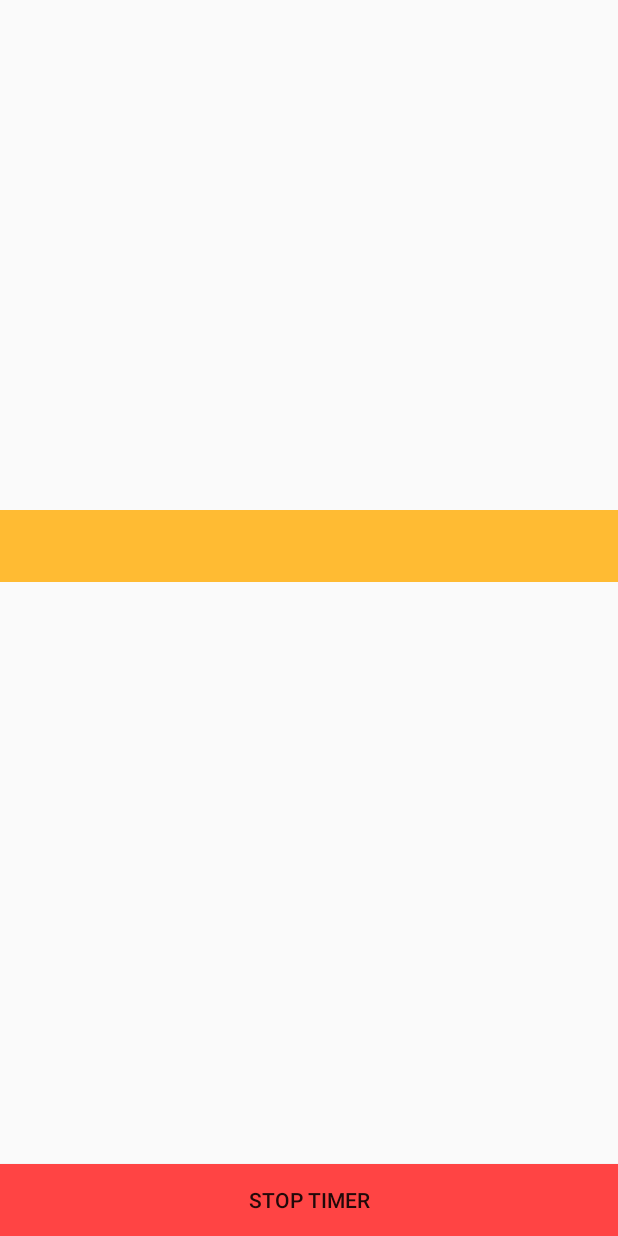
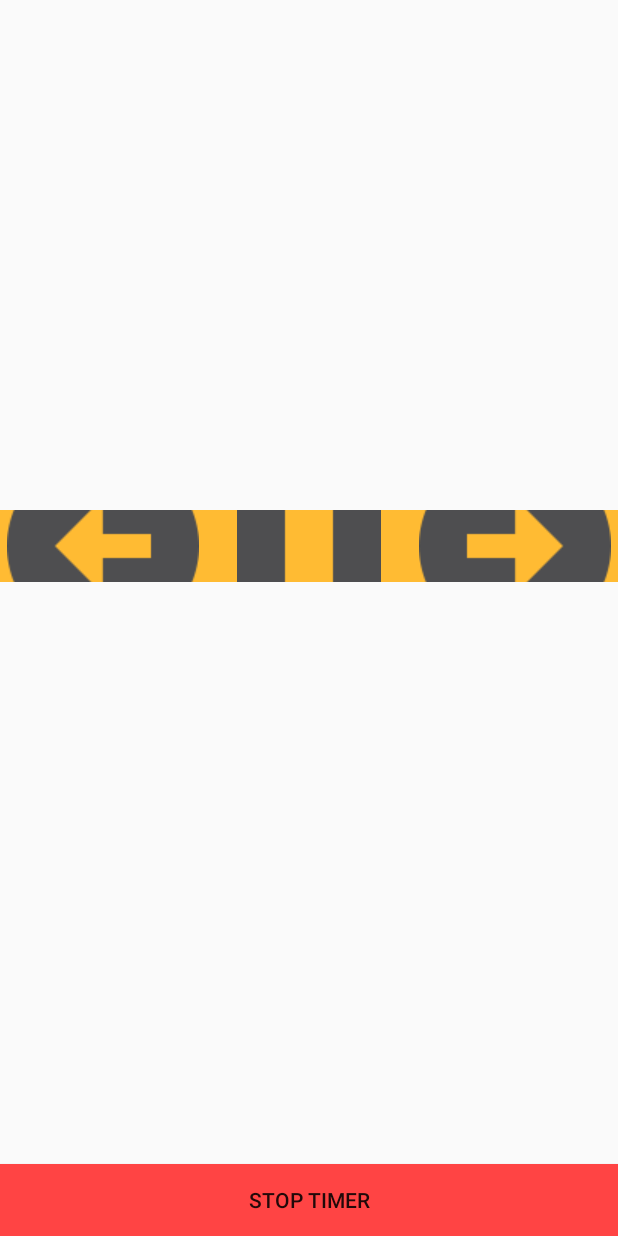
Before and after one commit to ZireJP/TimedLists, an Android app: the ListActivity screen opened directly, with no data from a screen before it, after a tap on "RUN", on a phone screen of 412 x 824 dp. Run offline under Robolectric (Android 15) with nearby library versions, the phone set to English and light mode, and no system bars; 13 statements that could not run were skipped.

Commit message:
added icons

```diff
--- a/app/src/main/java/mytimer/julianpeters/xyz/timedlists/MainActivity.java
+++ b/app/src/main/java/mytimer/julianpeters/xyz/timedlists/MainActivity.java
@@ -8,6 +8,8 @@ import android.content.CursorLoader;
 import android.content.Loader;
 import android.database.Cursor;
 import android.os.Bundle;
+import android.support.v7.widget.RecyclerView;
+import android.support.v7.widget.helper.ItemTouchHelper;
 import android.util.Log;
 import android.view.LayoutInflater;
 import android.view.View;
@@ -36,6 +38,19 @@ public class MainActivity extends ListActivity implements LoaderManager.LoaderCa
         super.onCreate(savedInstanceState);
         overridePendingTransition(R.anim.list_switch_in, R.anim.list_switch_out);
         setContentView(R.layout.activity_main);
+        ItemTouchHelper.SimpleCallback simpleCallback = new ItemTouchHelper.SimpleCallback(0, ItemTouchHelper.LEFT | ItemTouchHelper.RIGHT) {
+            @Override
+            public boolean onMove(RecyclerView recyclerView, RecyclerView.ViewHolder viewHolder, RecyclerView.ViewHolder target) {
+                return false;
+            }
+
+            @Override
+            public void onSwiped(RecyclerView.ViewHolder viewHolder, int direction) {
+
+            }
+        };
+        ItemTouchHelper iTouch = new ItemTouchHelper(simpleCallback);
+        //iTouch.attachToRecyclerView();
         adapter = adapter();
         setListAdapter(adapter);
         name = (TextView) findViewById(R.id.item_name);
--- a/app/src/main/java/mytimer/julianpeters/xyz/timedlists/RunPopUp.java
+++ b/app/src/main/java/mytimer/julianpeters/xyz/timedlists/RunPopUp.java
@@ -20,6 +20,7 @@ import android.view.View;
 import android.view.ViewGroup;
 import android.view.animation.DecelerateInterpolator;
 import android.widget.Button;
+import android.widget.ImageButton;
 import android.widget.LinearLayout;
 import android.widget.ListView;
 import android.widget.ProgressBar;
@@ -48,6 +49,7 @@ public class RunPopUp extends Activity {
     int size;
     CountDownTimer cd;
     ObjectAnimator animation;
+    ImageButton pauseButton;
 
     @Override
     protected void onCreate(@Nullable Bundle savedInstanceState) {
@@ -57,6 +59,7 @@ public class RunPopUp extends Activity {
         run_continue = (Button) findViewById(R.id.run_continue);
         bar = (ProgressBar) findViewById(R.id.run_progressbar);
         listView = (ListView) findViewById(R.id.run_listview);
+        pauseButton = (ImageButton) findViewById(R.id.play_button);
 
         Uri notification = RingtoneManager.getDefaultUri(RingtoneManager.TYPE_NOTIFICATION);
         ringtone = RingtoneManager.getRingtone(this, notification);
@@ -106,8 +109,11 @@ public class RunPopUp extends Activity {
 
     public void pause(View v) {
         if (paused) {
+            pauseButton.setImageDrawable(getDrawable(R.drawable.pause));
             cd = new MyCd(saveTime).start();
             setProgressAnimate(bar, saveTime);
+        } else {
+            pauseButton.setImageDrawable(getDrawable(R.drawable.play));
         }
         paused = !paused;
     }
--- a/app/src/main/res/layout/activity_run.xml
+++ b/app/src/main/res/layout/activity_run.xml
@@ -55,28 +55,35 @@
                 android:layout_height="wrap_content"
                 android:weightSum="3">
 
-                <Button
+                <ImageButton
+                    android:id="@+id/back_button"
                     android:background="@android:color/holo_orange_light"
                     android:textStyle="bold"
                     android:onClick="back"
                     android:textSize="@dimen/text_size"
                     android:layout_width="0dp"
                     android:layout_height="@dimen/list_item_size"
+                    android:adjustViewBounds="true"
+                    android:src="@drawable/back"
                     android:layout_weight="1"/>
-                <Button
+                <ImageButton
+                    android:id="@+id/play_button"
                     android:background="@android:color/holo_orange_light"
                     android:onClick="pause"
                     android:textStyle="bold"
                     android:textSize="@dimen/text_size"
                     android:layout_width="0dp"
                     android:layout_height="@dimen/list_item_size"
+                    android:src="@drawable/pause"
                     android:layout_weight="1"/>
-                <Button
+                <ImageButton
+                    android:id="@+id/forw_button"
                     android:background="@android:color/holo_orange_light"
                     android:textStyle="bold"
                     android:onClick="skip"
                     android:textSize="@dimen/text_size"
                     android:layout_width="0dp"
+                    android:src="@drawable/forward"
                     android:layout_height="@dimen/list_item_size"
                     android:layout_weight="1"/>
 
```
Also changed, not shown: app/src/main/res/drawable/back.png (added), app/src/main/res/drawable/forward.png (added), app/src/main/res/drawable/pause.png (added), app/src/main/res/drawable/play.png (added).
